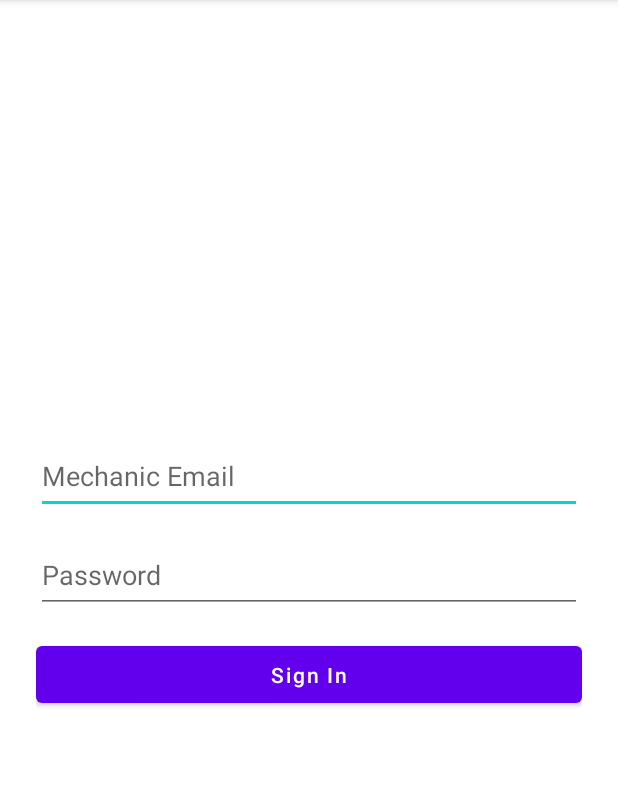
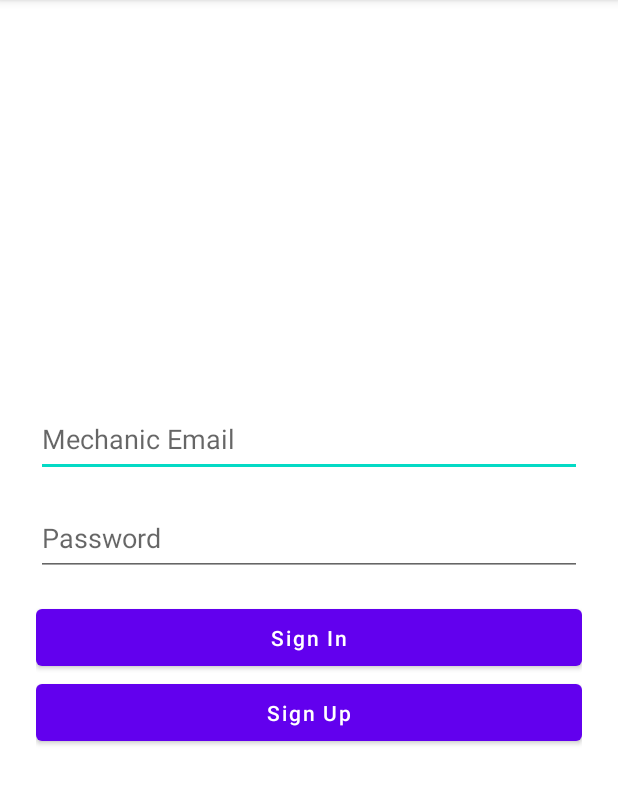
Before and after one commit to LeboneCodeSolutions/AndriodITGroup, an Android app: the screen it shows after launch (LoginActivity), on a phone screen of 412 x 824 dp, the part 84-889 px from its top. Run offline under Robolectric (Android 15) with nearby library versions, the phone set to English and light mode, and no system bars; our stand-ins replace Firebase (no records; nobody signed in at launch, a user with empty details on screens opened directly).

Commit message:
Added register button on main page and welcome message

```diff
--- a/app/src/main/java/com/carservice/carservicemechanic/activities/LoginActivity.java
+++ b/app/src/main/java/com/carservice/carservicemechanic/activities/LoginActivity.java
@@ -16,7 +16,7 @@ import com.google.firebase.firestore.FirebaseFirestore;
 public class LoginActivity extends AppCompatActivity {
 
     EditText etEmail, etPassword;
-    Button btnLogin;
+    Button btnLogin, btnRegister;
     FirebaseAuth auth;
     FirebaseFirestore db;
 
@@ -31,8 +31,11 @@ public class LoginActivity extends AppCompatActivity {
         etEmail = findViewById(R.id.etEmail);
         etPassword = findViewById(R.id.etPassword);
         btnLogin = findViewById(R.id.btnLogin);
+        btnRegister = findViewById(R.id.btnRegister);
 
         btnLogin.setOnClickListener(v -> loginMechanic());
+
+        btnRegister.setOnClickListener(v -> startActivity(new Intent(LoginActivity.this, RegistrationActivity.class)));
     }
 
     private void loginMechanic() {
--- a/app/src/main/res/layout/activity_login.xml
+++ b/app/src/main/res/layout/activity_login.xml
@@ -27,4 +27,11 @@
         android:layout_height="50dp"
         android:text="Sign In"
         android:textAllCaps="false"/>
+
+    <Button
+        android:id="@+id/btnRegister"
+        android:layout_width="match_parent"
+        android:layout_height="50dp"
+        android:text="Sign Up"
+        android:textAllCaps="false" />
 </LinearLayout>
```
Also changed, not shown: app/src/main/res/layout/activity_mechanic_dashboard.xml (+5 -3 lines).
